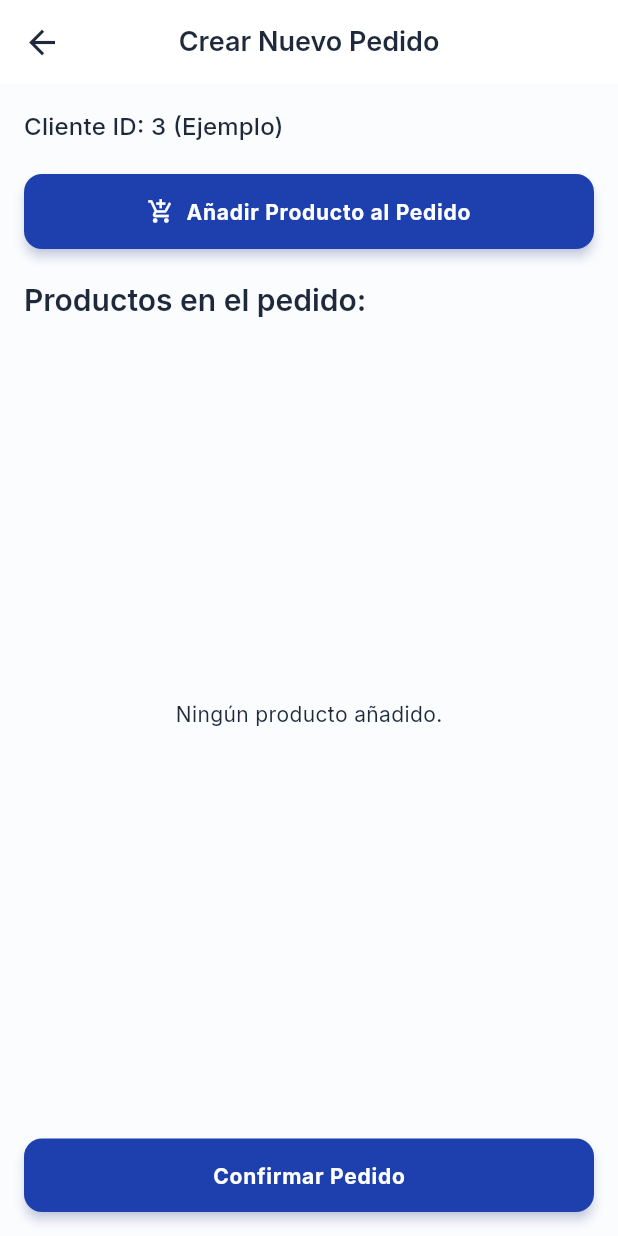
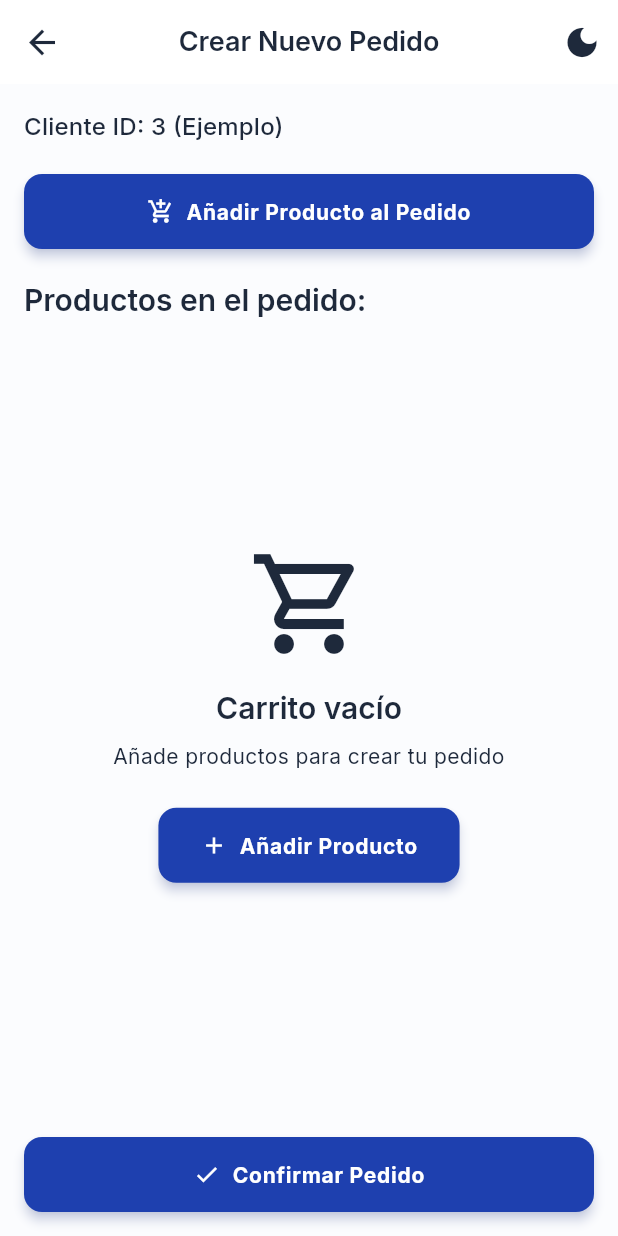
Before and after one commit to OppaDev/pry_viveres_rosita, a Flutter app: the CreateOrderScreen screen opened directly, on a phone screen of 412 x 824 dp. Run offline on Flutter 3.47's test engine with Material 3 defaults, Android fonts, the light colour scheme and no system bars; our stand-ins replace flutter_riverpod, google_fonts; network calls fail.

Commit message:
la app actuamente funciona bien

```diff
--- a/lib/data/datasources/remote/product_remote_data_source.dart
+++ b/lib/data/datasources/remote/product_remote_data_source.dart
@@ -1,6 +1,7 @@
 import 'dart:convert';
 import 'package:http/http.dart' as http;
 import 'package:pry_viveres_rosita/domain/entities/product_entity.dart'; // Ajusta la ruta
+import 'package:pry_viveres_rosita/core/config/app_config.dart';
 
 abstract class ProductRemoteDataSource {
   Future<List<ProductEntity>> getProducts();
@@ -8,13 +9,12 @@ abstract class ProductRemoteDataSource {
 
 class ProductRemoteDataSourceImpl implements ProductRemoteDataSource {
   final http.Client client;
-  final String _baseUrl = 'http://192.168.0.101:3000/api/v1'; // CAMBIAR ESTO
 
   ProductRemoteDataSourceImpl({required this.client});
 
   @override
   Future<List<ProductEntity>> getProducts() async {
-    final response = await client.get(Uri.parse('$_baseUrl/products'));
+    final response = await client.get(Uri.parse(AppConfig.productsUrl));
     if (response.statusCode == 200) {
       final List<dynamic> jsonData = json.decode(response.body);
       return jsonData.map((data) => ProductEntity.fromJson(data)).toList();
--- a/lib/domain/entities/user_entity.dart
+++ b/lib/domain/entities/user_entity.dart
@@ -2,7 +2,7 @@ class UserEntity {
   final int id;
   final String name;
   final String email;
-  // ... otros campos si son necesarios desde la API (phone, address, etc.)
+
 
   UserEntity({
     required this.id,
--- a/lib/presentation/views/orders/create_order_screen.dart
+++ b/lib/presentation/views/orders/create_order_screen.dart
@@ -3,6 +3,7 @@ import 'package:flutter_riverpod/flutter_riverpod.dart';
 import 'package:pry_viveres_rosita/domain/entities/order_item_entity.dart';
 import 'package:pry_viveres_rosita/domain/entities/product_entity.dart';
 import 'package:pry_viveres_rosita/presentation/providers/order_providers.dart';
+import 'package:pry_viveres_rosita/presentation/widgets/widgets.dart';
 
 class CreateOrderScreen extends ConsumerStatefulWidget {
   const CreateOrderScreen({super.key});
@@ -23,27 +24,33 @@ class _CreateOrderScreenState extends ConsumerState<CreateOrderScreen> {
     setState(() {
       // Verificar si el producto ya está en la lista para actualizar cantidad
       // o agregarlo. Por simplicidad, aquí solo agregamos.
-      _currentOrderItems.add(OrderItemEntity(
+      _currentOrderItems.add(
+        OrderItemEntity(
           productId: product.id,
           quantity: quantity,
           unitPrice: product.price, // El backend lo validará de todas formas
-        product: product
-      ));
+          product: product,
+        ),
+      );
     });
   }
 
   void _showSelectProductDialog() {
-    final productsAsyncValue = ref.read(productsListProvider); // Leer una vez para el dialogo
+    final productsAsyncValue = ref.read(
+      productsListProvider,
+    ); // Leer una vez para el dialogo
 
     productsAsyncValue.when(
       data: (products) {
-        ProductEntity? selectedProduct = products.isNotEmpty ? products.first : null;
+        ProductEntity? selectedProduct =
+            products.isNotEmpty ? products.first : null;
         int quantity = 1;
 
         showDialog(
           context: context,
           builder: (BuildContext dialogContext) {
-            return StatefulBuilder( // Para actualizar el Dropdown dentro del dialogo
+            return StatefulBuilder(
+              // Para actualizar el Dropdown dentro del dialogo
               builder: (context, setDialogState) {
                 return AlertDialog(
                   title: const Text('Seleccionar Producto'),
@@ -56,10 +63,13 @@ class _CreateOrderScreenState extends ConsumerState<CreateOrderScreen> {
                         DropdownButtonFormField<ProductEntity>(
                           value: selectedProduct,
                           hint: const Text('Seleccione un producto'),
-                          items: products.map((ProductEntity product) {
+                          items:
+                              products.map((ProductEntity product) {
                                 return DropdownMenuItem<ProductEntity>(
                                   value: product,
-                              child: Text("${product.name} - \$${product.price.toStringAsFixed(2)} (Stock: ${product.stock})"),
+                                  child: Text(
+                                    "${product.name} - \$${product.price.toStringAsFixed(2)} (Stock: ${product.stock})",
+                                  ),
                                 );
                               }).toList(),
                           onChanged: (ProductEntity? newValue) {
@@ -67,21 +77,31 @@ class _CreateOrderScreenState extends ConsumerState<CreateOrderScreen> {
                               selectedProduct = newValue;
                             });
                           },
-                          validator: (value) => value == null ? 'Seleccione un producto' : null,
+                          validator:
+                              (value) =>
+                                  value == null
+                                      ? 'Seleccione un producto'
+                                      : null,
                         ),
                       const SizedBox(height: 10),
                       TextFormField(
                         initialValue: quantity.toString(),
-                        decoration: const InputDecoration(labelText: 'Cantidad'),
+                        decoration: const InputDecoration(
+                          labelText: 'Cantidad',
+                        ),
                         keyboardType: TextInputType.number,
                         onChanged: (val) {
                           quantity = int.tryParse(val) ?? 1;
                         },
                         validator: (value) {
-                          if (value == null || value.isEmpty) return 'Ingrese cantidad';
+                          if (value == null || value.isEmpty)
+                            return 'Ingrese cantidad';
                           final qty = int.tryParse(value);
-                          if (qty == null || qty <= 0) return 'Cantidad debe ser > 0';
-                          if (selectedProduct != null && qty > selectedProduct!.stock) return 'Stock insuficiente (${selectedProduct!.stock})';
+                          if (qty == null || qty <= 0)
+                            return 'Cantidad debe ser > 0';
+                          if (selectedProduct != null &&
+                              qty > selectedProduct!.stock)
+                            return 'Stock insuficiente (${selectedProduct!.stock})';
                           return null;
                         },
                       ),
@@ -93,16 +113,25 @@ class _CreateOrderScreenState extends ConsumerState<CreateOrderScreen> {
                       child: const Text('Cancelar'),
                     ),
                     ElevatedButton(
-                      onPressed: products.isEmpty || selectedProduct == null
+                      onPressed:
+                          products.isEmpty || selectedProduct == null
                               ? null
                               : () {
-                            if (quantity > 0 && selectedProduct!.stock >= quantity) {
-                              _addProductToOrder(selectedProduct!, quantity);
+                                if (quantity > 0 &&
+                                    selectedProduct!.stock >= quantity) {
+                                  _addProductToOrder(
+                                    selectedProduct!,
+                                    quantity,
+                                  );
                                   Navigator.of(dialogContext).pop();
                                 } else {
                                   // Mostrar error de stock si no se validó antes
                                   ScaffoldMessenger.of(context).showSnackBar(
-                                const SnackBar(content: Text('Cantidad inválida o stock insuficiente.')),
+                                    const SnackBar(
+                                      content: Text(
+                                        'Cantidad inválida o stock insuficiente.',
+                                      ),
+                                    ),
                                   );
                                 }
                               },
@@ -110,29 +139,36 @@ class _CreateOrderScreenState extends ConsumerState<CreateOrderScreen> {
                     ),
                   ],
                 );
-              }
+              },
             );
           },
         );
       },
-      loading: () => ScaffoldMessenger.of(context).showSnackBar(const SnackBar(content: Text('Cargando productos...'))),
-      error: (err, stack) => ScaffoldMessenger.of(context).showSnackBar(SnackBar(content: Text('Error productos: $err'))),
+      loading:
+          () => ScaffoldMessenger.of(context).showSnackBar(
+            const SnackBar(content: Text('Cargando productos...')),
+          ),
+      error:
+          (err, stack) => ScaffoldMessenger.of(
+            context,
+          ).showSnackBar(SnackBar(content: Text('Error productos: $err'))),
     );
   }
 
   Future<void> _submitOrder() async {
     if (_currentOrderItems.isEmpty) {
       ScaffoldMessenger.of(context).showSnackBar(
-        const SnackBar(content: Text('Agregue al menos un producto al pedido.')),
+        const SnackBar(
+          content: Text('Agregue al menos un producto al pedido.'),
+        ),
       );
       return;
     }
 
     try {
-      await ref.read(createOrderNotifierProvider.notifier).createOrder(
-            userId: _userId,
-            items: _currentOrderItems,
-          );
+      await ref
+          .read(createOrderNotifierProvider.notifier)
+          .createOrder(userId: _userId, items: _currentOrderItems);
       // Escuchar el resultado en el listener de abajo
     } catch (e) {
       // El notifier ya maneja el estado de error
@@ -149,26 +185,29 @@ class _CreateOrderScreenState extends ConsumerState<CreateOrderScreen> {
             ScaffoldMessenger.of(context).showSnackBar(
               const SnackBar(content: Text('Pedido creado exitosamente!')),
             );
-            ref.invalidate(ordersListProvider); // Para refrescar la lista de pedidos
+            ref.invalidate(
+              ordersListProvider,
+            ); // Para refrescar la lista de pedidos
             Navigator.of(context).pop(); // Volver a la pantalla anterior
           }
         },
         error: (error, stackTrace) {
           ScaffoldMessenger.of(context).showSnackBar(
-            SnackBar(content: Text('Error al crear el pedido: ${error.toString()}')),
+            SnackBar(
+              content: Text('Error al crear el pedido: ${error.toString()}'),
+            ),
           );
         },
         loading: () {
           // Puedes mostrar un loader global si lo deseas
-        }
+        },
       );
     });
 
     final createOrderState = ref.watch(createOrderNotifierProvider);
 
-
     return Scaffold(
-      appBar: AppBar(title: const Text('Crear Nuevo Pedido')),
+      appBar: const CustomAppBar(title: 'Crear Nuevo Pedido'),
       body: Padding(
         padding: const EdgeInsets.all(16.0),
         child: Form(
@@ -176,7 +215,10 @@ class _CreateOrderScreenState extends ConsumerState<CreateOrderScreen> {
           child: Column(
             crossAxisAlignment: CrossAxisAlignment.stretch,
             children: [
-              Text('Cliente ID: $_userId (Ejemplo)', style: Theme.of(context).textTheme.titleMedium),
+              Text(
+                'Cliente ID: $_userId (Ejemplo)',
+                style: Theme.of(context).textTheme.titleMedium,
+              ),
               const SizedBox(height: 20),
               ElevatedButton.icon(
                 icon: const Icon(Icons.add_shopping_cart),
@@ -184,35 +226,49 @@ class _CreateOrderScreenState extends ConsumerState<CreateOrderScreen> {
                 onPressed: _showSelectProductDialog,
               ),
               const SizedBox(height: 20),
-              Text('Productos en el pedido:', style: Theme.of(context).textTheme.headlineSmall),
+              Text(
+                'Productos en el pedido:',
+                style: Theme.of(context).textTheme.headlineSmall,
+              ),
               Expanded(
-                child: _currentOrderItems.isEmpty
-                    ? const Center(child: Text('Ningún producto añadido.'))
+                child:
+                    _currentOrderItems.isEmpty
+                        ? EmptyState(
+                          title: 'Carrito vacío',
+                          subtitle: 'Añade productos para crear tu pedido',
+                          icon: Icons.shopping_cart_outlined,
+                          actionLabel: 'Añadir Producto',
+                          onActionPressed: _showSelectProductDialog,
+                        )
                         : ListView.builder(
                           itemCount: _currentOrderItems.length,
                           itemBuilder: (context, index) {
                             final item = _currentOrderItems[index];
-                          return ListTile(
-                            title: Text(item.product?.name ?? 'Producto ID: ${item.productId}'),
-                            subtitle: Text('Cantidad: ${item.quantity} x \$${item.unitPrice.toStringAsFixed(2)}'),
+                            return OrderItemTile(
+                              orderItem: item,
+                              showTotal: true,
                               trailing: IconButton(
-                              icon: const Icon(Icons.remove_circle_outline, color: Colors.red),
+                                icon: const Icon(
+                                  Icons.remove_circle_outline,
+                                  color: Colors.red,
+                                ),
                                 onPressed: () {
                                   setState(() {
                                     _currentOrderItems.removeAt(index);
                                   });
                                 },
+                                tooltip: 'Eliminar producto',
                               ),
                             );
                           },
                         ),
               ),
               const SizedBox(height: 20),
-              ElevatedButton(
-                onPressed: createOrderState.isLoading ? null : _submitOrder,
-                child: createOrderState.isLoading
-                    ? const SizedBox(width: 20, height: 20, child: CircularProgressIndicator(strokeWidth: 2, color: Colors.white))
-                    : const Text('Confirmar Pedido'),
+              LoadingButton(
+                text: 'Confirmar Pedido',
+                isLoading: createOrderState.isLoading,
+                onPressed: _submitOrder,
+                icon: Icons.check,
               ),
             ],
           ),
--- /dev/null
+++ b/lib/presentation/widgets/loading_button.dart
@@ -0,0 +1,76 @@
+import 'package:flutter/material.dart';
+
+class LoadingButton extends StatelessWidget {
+  final String text;
+  final VoidCallback? onPressed;
+  final bool isLoading;
+  final IconData? icon;
+  final ButtonStyle? style;
+
+  const LoadingButton({
+    super.key,
+    required this.text,
+    this.onPressed,
+    this.isLoading = false,
+    this.icon,
+    this.style,
+  });
+
+  @override
+  Widget build(BuildContext context) {
+    return ElevatedButton(
+      onPressed: isLoading ? null : onPressed,
+      style: style,
+      child:
+          isLoading
+              ? SizedBox(
+                width: 20,
+                height: 20,
+                child: CircularProgressIndicator(
+                  strokeWidth: 2,
+                  color: Theme.of(context).colorScheme.onPrimary,
+                ),
+              )
+              : icon != null
+              ? Row(
+                mainAxisSize: MainAxisSize.min,
+                children: [Icon(icon), const SizedBox(width: 8), Text(text)],
+              )
+              : Text(text),
+    );
+  }
+}
+
+class LoadingIconButton extends StatelessWidget {
+  final VoidCallback? onPressed;
+  final bool isLoading;
+  final IconData icon;
+  final String? tooltip;
+
+  const LoadingIconButton({
+    super.key,
+    this.onPressed,
+    this.isLoading = false,
+    required this.icon,
+    this.tooltip,
+  });
+
+  @override
+  Widget build(BuildContext context) {
+    return IconButton(
+      onPressed: isLoading ? null : onPressed,
+      tooltip: tooltip,
+      icon:
+          isLoading
+              ? SizedBox(
+                width: 20,
+                height: 20,
+                child: CircularProgressIndicator(
+                  strokeWidth: 2,
+                  color: Theme.of(context).colorScheme.primary,
+                ),
+              )
+              : Icon(icon),
+    );
+  }
+}
--- a/lib/presentation/widgets/widgets.dart
+++ b/lib/presentation/widgets/widgets.dart
@@ -9,3 +9,4 @@ export 'theme_toggle_button.dart';
 export 'custom_app_bar.dart';
 export 'custom_floating_action_button.dart';
 export 'custom_list_view.dart';
+export 'loading_button.dart';
--- a/pubspec.yaml
+++ b/pubspec.yaml
@@ -35,7 +35,6 @@ dependencies:
   flutter_riverpod: ^2.5.1
   dio: ^5.4.0
   http: ^1.2.2
-  image_picker: ^1.0.7
 
 dev_dependencies:
   flutter_test:
```
Also changed, not shown: lib/core/config/app_config.dart (added, +38 -0 lines), lib/core/config/environment_config.dart (added, +44 -0 lines), lib/data/datasources/remote/order_remote_data_source.dart (+31 -20 lines), lib/presentation/views/orders/order_detail_screen.dart (+99 -41 lines), pubspec.lock, 2 other files. Lines whose indentation alone changed are shown as unchanged.
